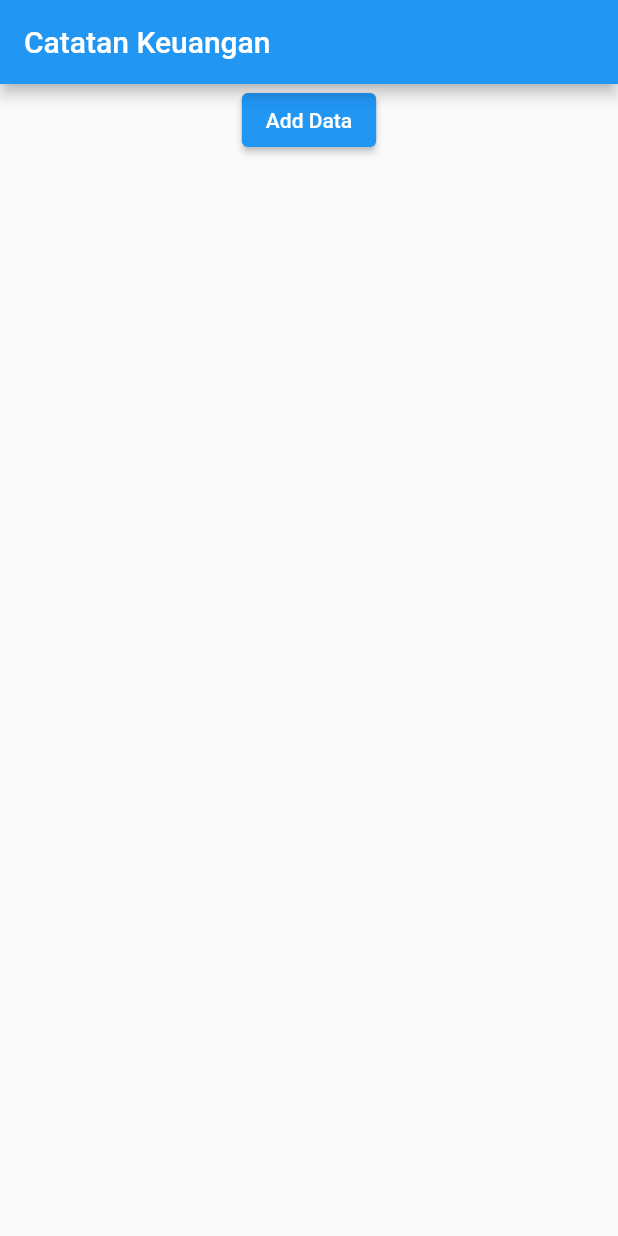
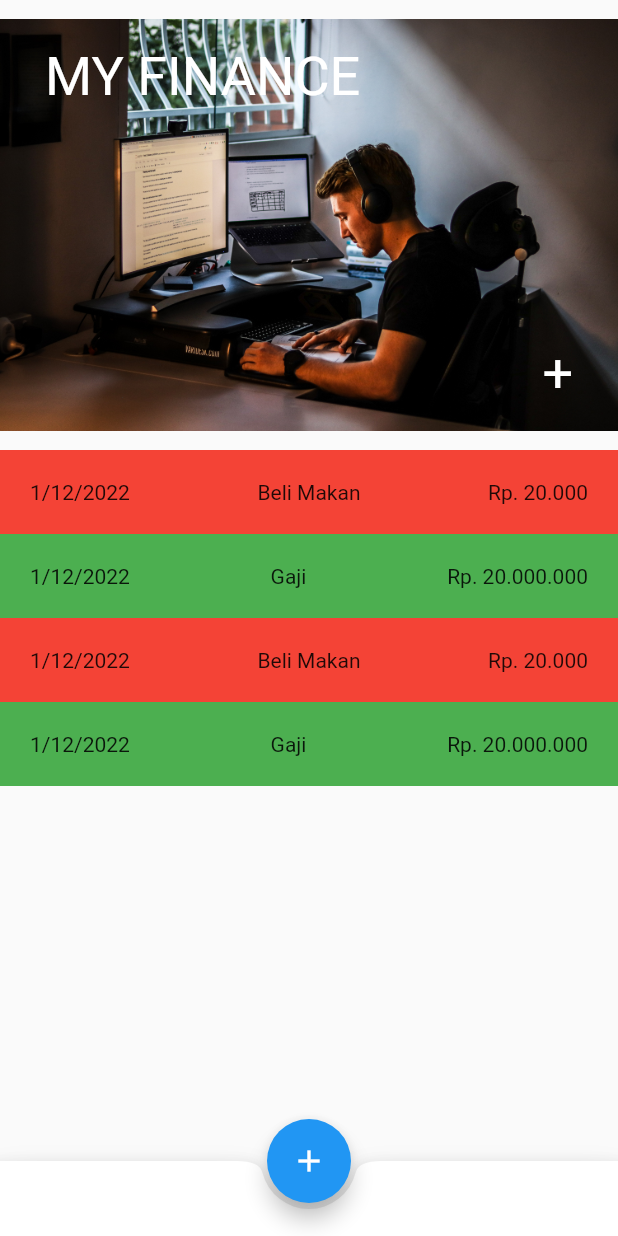
Before and after one commit to ichlasul0899/cajang, a Flutter app: the screen it shows after launch, on a phone screen of 412 x 824 dp. Run offline on Flutter 3.47's test engine with Material 2 defaults, Android fonts, the phone set to English and light mode, and no system bars; our stand-ins replace cloud_firestore, firebase_core; accounts and stored records are empty.

Commit message:
Add home and input page

```diff
--- a/lib/main.dart
+++ b/lib/main.dart
@@ -1,3 +1,5 @@
+import 'package:cajang/src/page/add_data.dart';
+import 'package:cajang/src/page/home_page.dart';
 import 'package:cajang/src/page/home_screen.dart';
 import 'package:cloud_firestore/cloud_firestore.dart';
 import 'package:flutter/material.dart';
@@ -26,7 +28,11 @@ class MyApp extends StatelessWidget {
       theme: ThemeData(
         primarySwatch: Colors.blue,
       ),
-      home: const HomeScreen(),
+      routes: {
+        '/':(context) => const HomePage(),
+        '/homeScreen':(context) => const HomeScreen(),
+        '/add': (context) => AddData(),
+      },
     );
   }
 }
--- /dev/null
+++ b/lib/src/page/home_page.dart
@@ -0,0 +1,114 @@
+import 'package:flutter/material.dart';
+
+class HomePage extends StatefulWidget {
+  const HomePage({Key? key}) : super(key: key);
+
+  @override
+  State<HomePage> createState() => _HomePageState();
+}
+
+class _HomePageState extends State<HomePage> {
+  @override
+  Widget build(BuildContext context) {
+    return Scaffold(
+      body: Column(
+        children: [
+          Container(
+            height: 300,
+            padding: EdgeInsets.symmetric(horizontal: 30, vertical: 30),
+            decoration: BoxDecoration(
+              borderRadius: BorderRadius.circular(12),
+              image: DecorationImage(
+                image: AssetImage("assets/images/image1.jpg")
+              )
+            ),
+            child: Column(
+              mainAxisAlignment: MainAxisAlignment.spaceBetween,
+              children: [
+                Row(
+                  children: [
+                    Text("MY FINANCE", style: TextStyle(
+                      color: Colors.white,
+                      fontSize: 36,
+                    ),)
+                  ],
+                ),
+                Row(
+                  mainAxisAlignment: MainAxisAlignment.end,
+                  children: [
+                    Text("+", style: TextStyle(
+                      color: Colors.white,
+                      fontSize: 36,
+                    ),)
+                  ],
+                )
+              ],
+            ),
+          ),
+          Container(
+            padding: EdgeInsets.symmetric(horizontal: 20, vertical: 20),
+            color: Colors.red,
+            child: Row(
+              mainAxisAlignment: MainAxisAlignment.spaceBetween,
+              children: [
+                Text("1/12/2022"),
+                Text("Beli Makan"),
+                Text("Rp. 20.000")
+              ],
+            ),
+          ),
+          Container(
+            padding: EdgeInsets.symmetric(horizontal: 20, vertical: 20),
+            color: Colors.green,
+            child: Row(
+              mainAxisAlignment: MainAxisAlignment.spaceBetween,
+              children: [
+                Text("1/12/2022"),
+                Text("Gaji"),
+                Text("Rp. 20.000.000")
+              ],
+            ),
+          ),
+          Container(
+            padding: EdgeInsets.symmetric(horizontal: 20, vertical: 20),
+            color: Colors.red,
+            child: Row(
+              mainAxisAlignment: MainAxisAlignment.spaceBetween,
+              children: [
+                Text("1/12/2022"),
+                Text("Beli Makan"),
+                Text("Rp. 20.000")
+              ],
+            ),
+          ),
+          Container(
+            padding: EdgeInsets.symmetric(horizontal: 20, vertical: 20),
+            color: Colors.green,
+            child: Row(
+              mainAxisAlignment: MainAxisAlignment.spaceBetween,
+              children: [
+                Text("1/12/2022"),
+                Text("Gaji"),
+                Text("Rp. 20.000.000")
+              ],
+            ),
+          ),
+
+        ],
+      ),
+      bottomNavigationBar: BottomAppBar(
+        shape: const CircularNotchedRectangle(),
+        child: Container(height: 50.0),
+      ),
+      floatingActionButton: FloatingActionButton(
+        onPressed: () => setState(() {
+          Navigator.pushNamed(context, "/add");
+        }),
+        tooltip: 'Increment Counter',
+        child: const Icon(Icons.add),
+      ),
+      floatingActionButtonLocation: FloatingActionButtonLocation.centerDocked,
+
+    );
+  }
+}
--- a/pubspec.yaml
+++ b/pubspec.yaml
@@ -60,9 +60,8 @@ flutter:
   uses-material-design: true
 
   # To add assets to your application, add an assets section, like this:
-  # assets:
-  #   - images/a_dot_burr.jpeg
-  #   - images/a_dot_ham.jpeg
+  assets:
+     - assets/images/
 
   # An image asset can refer to one or more resolution-specific "variants", see
   # https://flutter.dev/assets-and-images/#resolution-aware
```
Also changed, not shown: lib/src/page/add_data.dart (added, +93 -0 lines), assets/images/image1.jpg (added), img/home.png (added), img/input.png (added), 1 other file.
